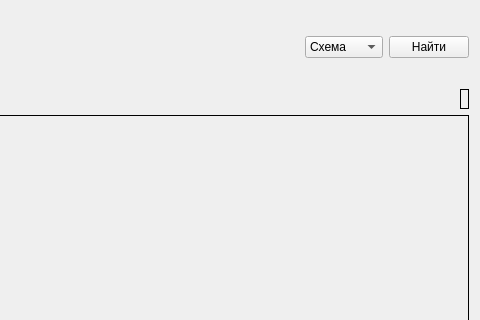
Qt form Super Project/data/ui-py/mainWindow2.ui (leonidlitvinoff/yandex-maps-project) before a commit; both pictures show x 518 to 998 and y 0 to 320 of the 998 by 611 pixel window.
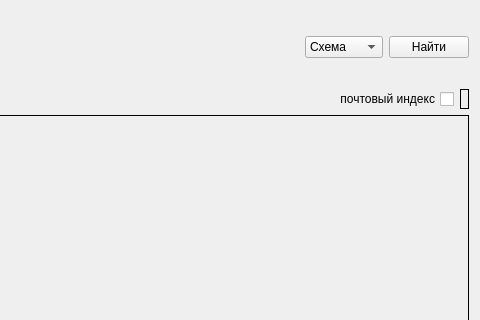
The same form after that commit.

Commit message: Added button postal_code;

Patch:
```diff
--- a/Super Project/data/ui-py/mainWindow2.ui
+++ b/Super Project/data/ui-py/mainWindow2.ui
@@ -29,6 +29,16 @@
        </property>
       </spacer>
      </item>
+     <item>
+      <widget class="QCheckBox" name="checkBox_PostCode">
+       <property name="layoutDirection">
+        <enum>Qt::RightToLeft</enum>
+       </property>
+       <property name="text">
+        <string>почтовый индекс</string>
+       </property>
+      </widget>
+     </item>
      <item>
       <widget class="QLabel" name="label_adress_info">
        <property name="frameShape">
```
The commit also changes 2 other files.
